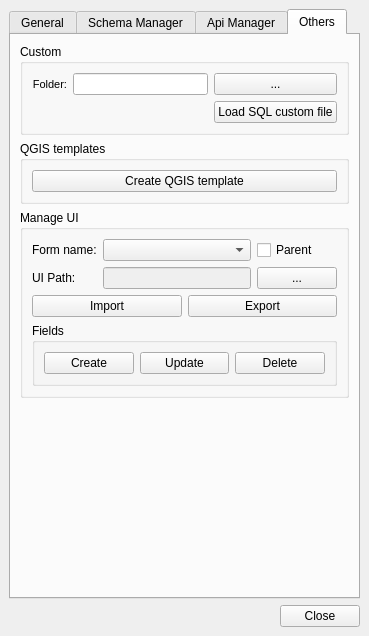
Above: ui/readsql.ui from Giswater/giswater_qgis_plugin before the change. Below: the same form after it.
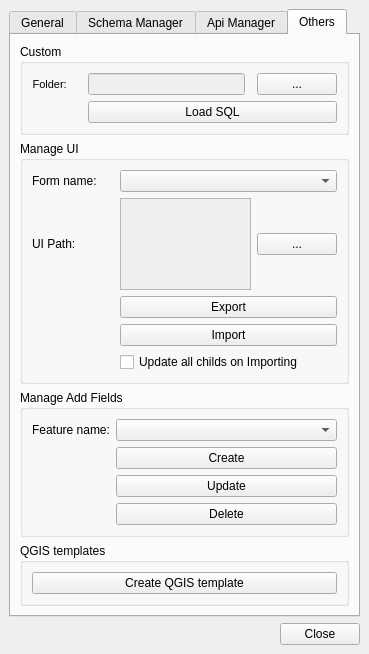
That is the form after the change. The open tabs and pages were chosen to show the change. Icons and pictures are not drawn.

Commit message: WIP import/export ui and add feature

```diff
--- a/ui/readsql.ui
+++ b/ui/readsql.ui
@@ -7,7 +7,7 @@
     <x>0</x>
     <y>0</y>
     <width>369</width>
-    <height>636</height>
+    <height>654</height>
    </rect>
   </property>
   <property name="windowTitle">
@@ -585,31 +585,52 @@
        </attribute>
        <layout class="QGridLayout" name="gridLayout_3">
         <item row="4" column="0">
-         <spacer name="verticalSpacer_3">
-          <property name="orientation">
-           <enum>Qt::Vertical</enum>
-          </property>
-          <property name="sizeHint" stdset="0">
-           <size>
-            <width>20</width>
-            <height>40</height>
-           </size>
-          </property>
-         </spacer>
-        </item>
-        <item row="2" column="0">
-         <widget class="QGroupBox" name="groupBox">
+         <widget class="QGroupBox" name="groupBox_8">
           <property name="title">
-           <string>QGIS templates</string>
+           <string>Manage Add Fields</string>
           </property>
-          <layout class="QGridLayout" name="gridLayout_14">
-           <item row="0" column="0">
-            <widget class="QPushButton" name="btn_create_qgis_template">
+          <layout class="QGridLayout" name="gridLayout_18">
+           <item row="1" column="1">
+            <widget class="QComboBox" name="cmb_formname_fields"/>
+           </item>
+           <item row="1" column="0">
+            <widget class="QLabel" name="label_7">
+             <property name="sizePolicy">
+              <sizepolicy hsizetype="Maximum" vsizetype="Preferred">
+               <horstretch>0</horstretch>
+               <verstretch>0</verstretch>
+              </sizepolicy>
+             </property>
              <property name="text">
-              <string>Create QGIS template</string>
+              <string>Feature name:</string>
              </property>
             </widget>
            </item>
+           <item row="2" column="1">
+            <layout class="QGridLayout" name="gridLayout_17">
+             <item row="0" column="0">
+              <widget class="QPushButton" name="btn_create_field">
+               <property name="text">
+                <string>Create</string>
+               </property>
+              </widget>
+             </item>
+             <item row="1" column="0">
+              <widget class="QPushButton" name="btn_update_field">
+               <property name="text">
+                <string>Update</string>
+               </property>
+              </widget>
+             </item>
+             <item row="2" column="0">
+              <widget class="QPushButton" name="btn_delete_field">
+               <property name="text">
+                <string>Delete</string>
+               </property>
+              </widget>
+             </item>
+            </layout>
+           </item>
           </layout>
          </widget>
         </item>
@@ -619,34 +640,14 @@
            <string>Custom</string>
           </property>
           <layout class="QGridLayout" name="gridLayout_10">
-           <item row="1" column="2">
-            <widget class="QPushButton" name="btn_custom_load_file">
-             <property name="sizePolicy">
-              <sizepolicy hsizetype="Fixed" vsizetype="Fixed">
-               <horstretch>0</horstretch>
-               <verstretch>0</verstretch>
-              </sizepolicy>
-             </property>
-             <property name="font">
-              <font>
-               <weight>50</weight>
-               <bold>false</bold>
-              </font>
-             </property>
-             <property name="text">
-              <string>Load SQL custom file</string>
-             </property>
-            </widget>
-           </item>
-           <item row="0" column="1">
-            <widget class="QLineEdit" name="custom_path_folder">
-             <property name="text">
-              <string/>
-             </property>
-            </widget>
-           </item>
            <item row="0" column="0">
             <widget class="QLabel" name="label_custom_node_type_15">
+             <property name="sizePolicy">
+              <sizepolicy hsizetype="Maximum" vsizetype="Preferred">
+               <horstretch>0</horstretch>
+               <verstretch>0</verstretch>
+              </sizepolicy>
+             </property>
              <property name="font">
               <font>
                <pointsize>8</pointsize>
@@ -659,7 +660,7 @@
               <enum>QFrame::Raised</enum>
              </property>
              <property name="text">
-              <string>Folder:</string>
+              <string>Folder:     </string>
              </property>
              <property name="alignment">
               <set>Qt::AlignRight|Qt::AlignTrailing|Qt::AlignVCenter</set>
@@ -669,7 +670,7 @@
              </property>
             </widget>
            </item>
-           <item row="0" column="2">
+           <item row="0" column="3">
             <widget class="QPushButton" name="btn_custom_select_file">
              <property name="sizePolicy">
               <sizepolicy hsizetype="Preferred" vsizetype="Fixed">
@@ -682,6 +683,32 @@
              </property>
             </widget>
            </item>
+           <item row="1" column="1" colspan="3">
+            <widget class="QPushButton" name="btn_custom_load_file">
+             <property name="sizePolicy">
+              <sizepolicy hsizetype="Preferred" vsizetype="Fixed">
+               <horstretch>0</horstretch>
+               <verstretch>0</verstretch>
+              </sizepolicy>
+             </property>
+             <property name="font">
+              <font>
+               <weight>50</weight>
+               <bold>false</bold>
+              </font>
+             </property>
+             <property name="text">
+              <string>Load SQL</string>
+             </property>
+            </widget>
+           </item>
+           <item row="0" column="1">
+            <widget class="QLineEdit" name="custom_path_folder">
+             <property name="enabled">
+              <bool>false</bool>
+             </property>
+            </widget>
+           </item>
           </layout>
          </widget>
         </item>
@@ -691,102 +718,114 @@
            <string>Manage UI</string>
           </property>
           <layout class="QGridLayout" name="gridLayout_15">
+           <item row="2" column="0">
+            <widget class="QLabel" name="label_6">
+             <property name="sizePolicy">
+              <sizepolicy hsizetype="Maximum" vsizetype="Preferred">
+               <horstretch>0</horstretch>
+               <verstretch>0</verstretch>
+              </sizepolicy>
+             </property>
+             <property name="text">
+              <string>UI Path:</string>
+             </property>
+            </widget>
+           </item>
+           <item row="2" column="2">
+            <widget class="QPushButton" name="btn_path">
+             <property name="enabled">
+              <bool>true</bool>
+             </property>
+             <property name="sizePolicy">
+              <sizepolicy hsizetype="Maximum" vsizetype="Fixed">
+               <horstretch>0</horstretch>
+               <verstretch>0</verstretch>
+              </sizepolicy>
+             </property>
+             <property name="text">
+              <string>...</string>
+             </property>
+            </widget>
+           </item>
+           <item row="1" column="0">
+            <widget class="QLabel" name="label_4">
+             <property name="sizePolicy">
+              <sizepolicy hsizetype="Maximum" vsizetype="Preferred">
+               <horstretch>0</horstretch>
+               <verstretch>0</verstretch>
+              </sizepolicy>
+             </property>
+             <property name="text">
+              <string>Form name:     </string>
+             </property>
+            </widget>
+           </item>
+           <item row="1" column="1" colspan="2">
+            <widget class="QComboBox" name="cmb_formname_ui"/>
+           </item>
            <item row="2" column="1">
-            <widget class="QLineEdit" name="tpath">
+            <widget class="QPlainTextEdit" name="tpath">
              <property name="enabled">
               <bool>false</bool>
              </property>
-            </widget>
-           </item>
-           <item row="4" column="0" colspan="3">
-            <widget class="QGroupBox" name="groupBox_8">
-             <property name="title">
-              <string>Fields</string>
+             <property name="sizePolicy">
+              <sizepolicy hsizetype="Expanding" vsizetype="Expanding">
+               <horstretch>0</horstretch>
+               <verstretch>0</verstretch>
+              </sizepolicy>
              </property>
-             <layout class="QGridLayout" name="gridLayout_18">
-              <item row="0" column="0">
-               <layout class="QGridLayout" name="gridLayout_17">
-                <item row="0" column="1">
-                 <widget class="QPushButton" name="btn_update_field">
-                  <property name="text">
-                   <string>Update</string>
-                  </property>
-                 </widget>
-                </item>
-                <item row="0" column="0">
-                 <widget class="QPushButton" name="btn_create_field">
-                  <property name="text">
-                   <string>Create</string>
-                  </property>
-                 </widget>
-                </item>
-                <item row="0" column="2">
-                 <widget class="QPushButton" name="btn_delete_field">
-                  <property name="text">
-                   <string>Delete</string>
-                  </property>
-                 </widget>
-                </item>
-               </layout>
-              </item>
-             </layout>
             </widget>
            </item>
-           <item row="3" column="0" colspan="3">
+           <item row="3" column="1" colspan="2">
             <layout class="QGridLayout" name="gridLayout_16">
-             <item row="0" column="0">
+             <item row="1" column="0">
               <widget class="QPushButton" name="btn_import_ui">
+               <property name="sizePolicy">
+                <sizepolicy hsizetype="Preferred" vsizetype="Preferred">
+                 <horstretch>0</horstretch>
+                 <verstretch>0</verstretch>
+                </sizepolicy>
+               </property>
                <property name="text">
                 <string>Import</string>
                </property>
               </widget>
              </item>
-             <item row="0" column="1">
+             <item row="0" column="0">
               <widget class="QPushButton" name="btn_export_ui">
+               <property name="sizePolicy">
+                <sizepolicy hsizetype="Preferred" vsizetype="Preferred">
+                 <horstretch>0</horstretch>
+                 <verstretch>0</verstretch>
+                </sizepolicy>
+               </property>
                <property name="text">
                 <string>Export</string>
                </property>
               </widget>
              </item>
+             <item row="2" column="0">
+              <widget class="QCheckBox" name="chk_parent">
+               <property name="text">
+                <string>Update all childs on Importing</string>
+               </property>
+              </widget>
+             </item>
             </layout>
            </item>
-           <item row="2" column="2">
-            <widget class="QPushButton" name="btn_path">
-             <property name="enabled">
-              <bool>true</bool>
-             </property>
-             <property name="sizePolicy">
-              <sizepolicy hsizetype="Maximum" vsizetype="Fixed">
-               <horstretch>0</horstretch>
-               <verstretch>0</verstretch>
-              </sizepolicy>
-             </property>
+          </layout>
+         </widget>
+        </item>
+        <item row="5" column="0">
+         <widget class="QGroupBox" name="groupBox">
+          <property name="title">
+           <string>QGIS templates</string>
+          </property>
+          <layout class="QGridLayout" name="gridLayout_14">
+           <item row="0" column="0">
+            <widget class="QPushButton" name="btn_create_qgis_template">
              <property name="text">
-              <string>...</string>
-             </property>
-            </widget>
-           </item>
-           <item row="1" column="1">
-            <widget class="QComboBox" name="cmb_formname"/>
-           </item>
-           <item row="1" column="0">
-            <widget class="QLabel" name="label_4">
-             <property name="text">
-              <string>Form name:</string>
-             </property>
-            </widget>
-           </item>
-           <item row="2" column="0">
-            <widget class="QLabel" name="label_6">
-             <property name="text">
-              <string>UI Path:</string>
-             </property>
-            </widget>
-           </item>
-           <item row="1" column="2">
-            <widget class="QCheckBox" name="chk_parent">
-             <property name="text">
-              <string>Parent</string>
+              <string>Create QGIS template</string>
              </property>
             </widget>
            </item>
```
Left out of the diff: 19 changed lines with no effect on the pictures. The commit also changes 3 other files.
